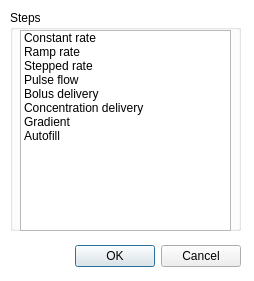
Qt form UserDefinedSteps_child.ui (Alpaka1017/PHD-Ultra-Series-Remote-Control-GUI-PyQt6-) before a commit.
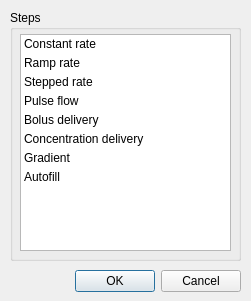
The same form after that commit. Icons and pictures are not drawn.

```diff
--- a/UserDefinedSteps_child.ui
+++ b/UserDefinedSteps_child.ui
@@ -7,23 +7,21 @@
    <rect>
     <x>0</x>
     <y>0</y>
-    <width>254</width>
-    <height>281</height>
+    <width>251</width>
+    <height>301</height>
    </rect>
   </property>
   <property name="windowTitle">
    <string>Dialog</string>
   </property>
   <property name="styleSheet">
-   <string notr="true">QDialog {
-	background-color: rgb(255, 255, 255);
-}</string>
+   <string notr="true"/>
   </property>
   <widget class="QDialogButtonBox" name="buttonBox">
    <property name="geometry">
     <rect>
      <x>50</x>
-     <y>240</y>
+     <y>265</y>
      <width>191</width>
      <height>32</height>
     </rect>
@@ -41,9 +39,15 @@
      <x>10</x>
      <y>10</y>
      <width>231</width>
-     <height>221</height>
+     <height>251</height>
     </rect>
    </property>
+   <property name="styleSheet">
+    <string notr="true">QGroupBox {
+	
+	font: 57 9pt &quot;Open Sans Medium&quot;;
+}</string>
+   </property>
    <property name="title">
     <string>Steps</string>
    </property>
@@ -51,11 +55,17 @@
     <property name="geometry">
      <rect>
       <x>10</x>
-      <y>20</y>
+      <y>24</y>
       <width>211</width>
-      <height>201</height>
+      <height>217</height>
      </rect>
     </property>
+    <property name="styleSheet">
+     <string notr="true">QListWidget::item {
+    margin-top: 5px;
+}
+</string>
+    </property>
     <item>
      <property name="text">
       <string>Constant rate</string>
```
